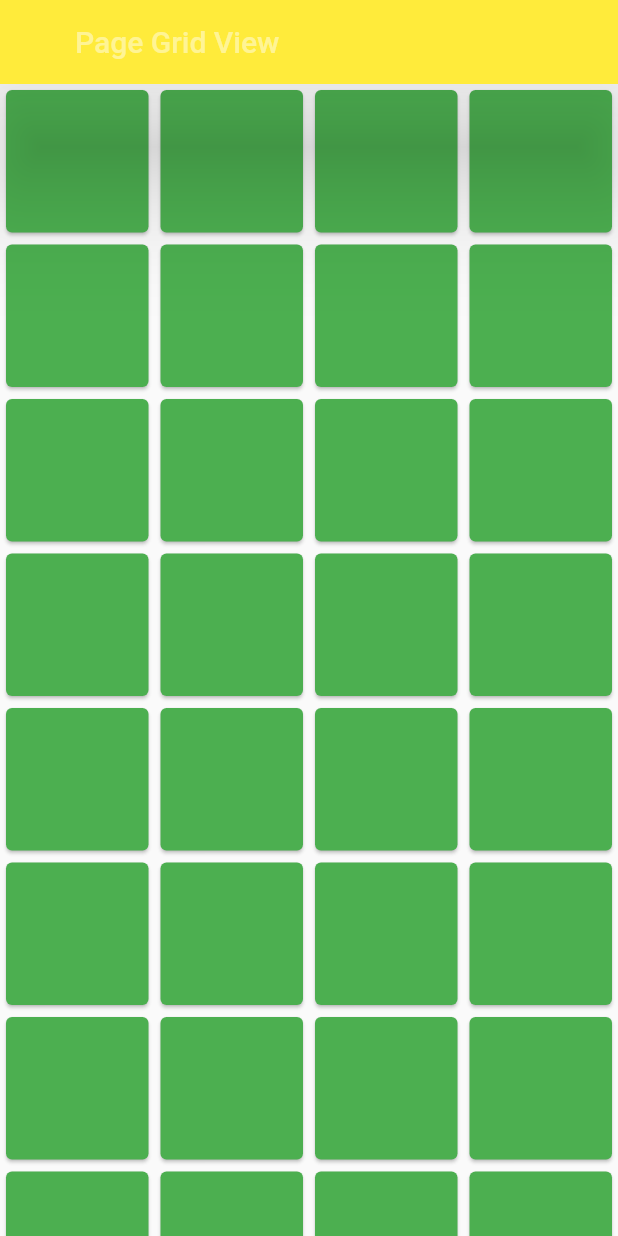
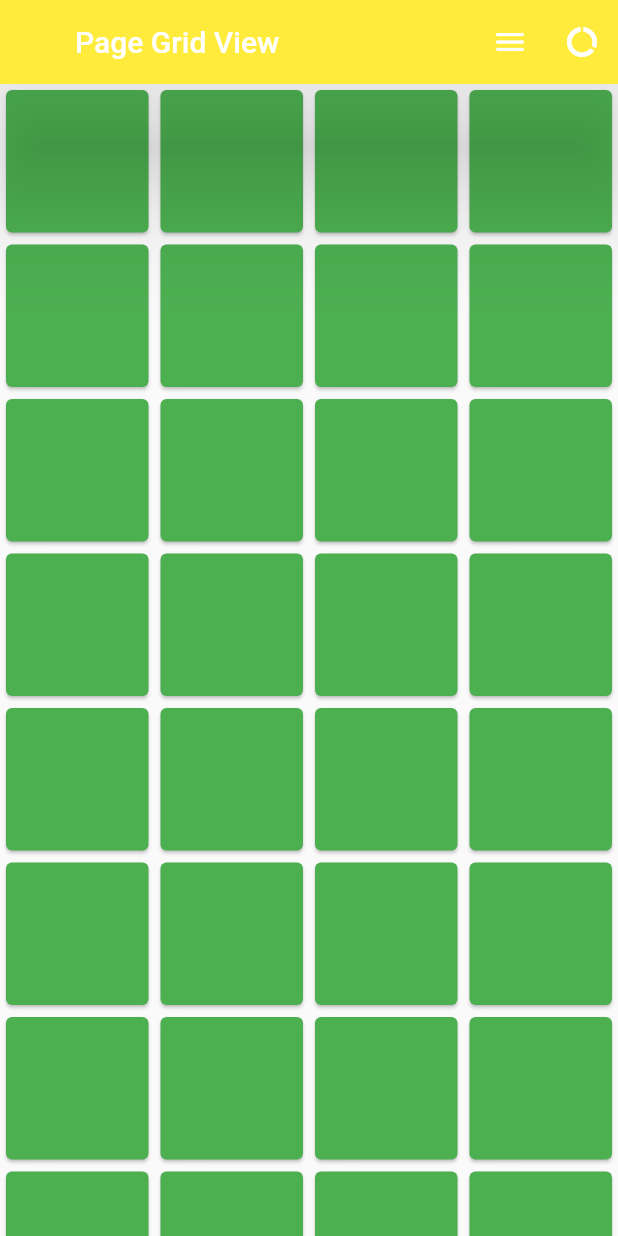
Before and after one commit to roningrum/flutter_dasar, a Flutter app: the screen it shows after launch, on a phone screen of 412 x 824 dp. Run offline on Flutter 3.47's test engine with Material 2 defaults, Android fonts, the phone set to English and light mode, and no system bars.

Commit message:
appBar with icon

```diff
--- a/lib/main.dart
+++ b/lib/main.dart
@@ -49,7 +49,6 @@ class _PageGridViewState extends State<PageGridView> {
 
     }
   }
-
   @override
   Widget build(BuildContext context) {
     return Scaffold(
@@ -58,7 +57,12 @@ class _PageGridViewState extends State<PageGridView> {
         backgroundColor: Colors.yellow,
         titleSpacing: 50.0,
         elevation: 35.0,
-        toolbarOpacity: 0.5,
+        // toolbarOpacity: 0.5,
+        //menambahkan action bar
+        actions: <Widget>[
+          new IconButton(icon: Icon(Icons.menu), onPressed: (){}),
+          new IconButton(icon: Icon(Icons.data_usage), onPressed: (){}),
+        ],
       ),
       body: new GridView.builder(
           gridDelegate: new SliverGridDelegateWithFixedCrossAxisCount(crossAxisCount: 4), itemBuilder:(BuildContext context, int index){
```
